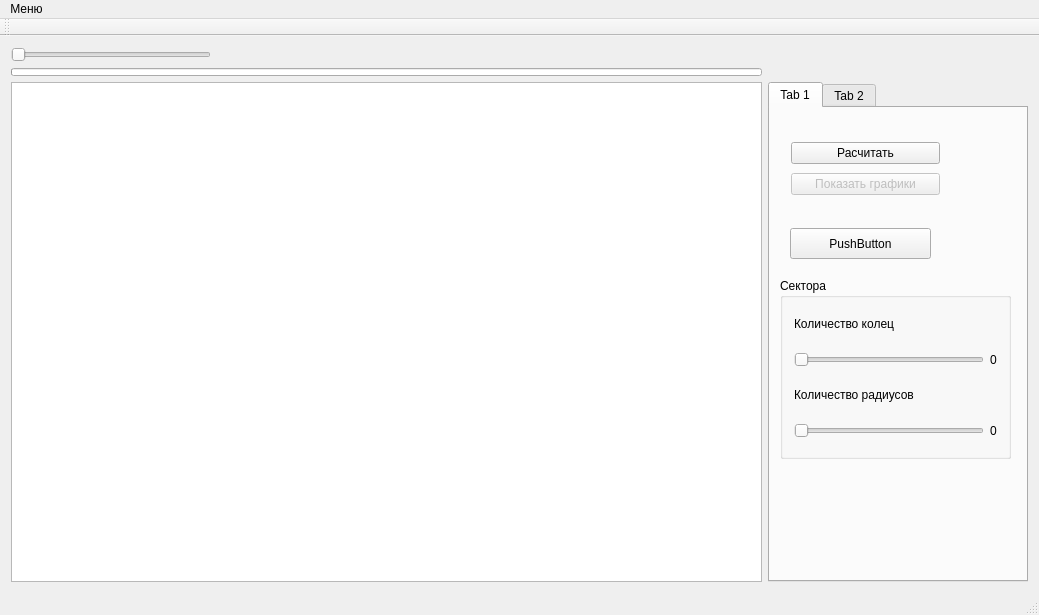
Before: the Qt Designer form MelanomaContours/Forms/mainwindow.ui in relaxesemind/melanoma, drawn with Qt 5.
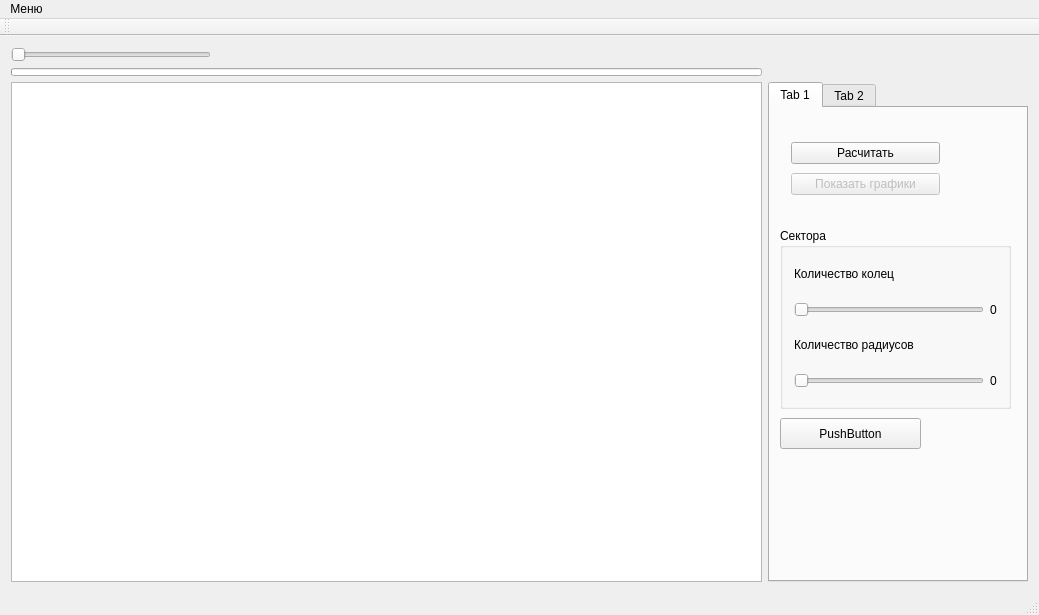
After: the same form once the commit is applied. Custom widgets are drawn as their Qt base class.

```diff
--- a/MelanomaContours/Forms/mainwindow.ui
+++ b/MelanomaContours/Forms/mainwindow.ui
@@ -91,8 +91,8 @@
        <widget class="QPushButton" name="pushButton_3">
         <property name="geometry">
          <rect>
-          <x>20</x>
-          <y>120</y>
+          <x>10</x>
+          <y>310</y>
           <width>141</width>
           <height>31</height>
          </rect>
@@ -105,7 +105,7 @@
         <property name="geometry">
          <rect>
           <x>10</x>
-          <y>170</y>
+          <y>120</y>
           <width>231</width>
           <height>181</height>
          </rect>
```
